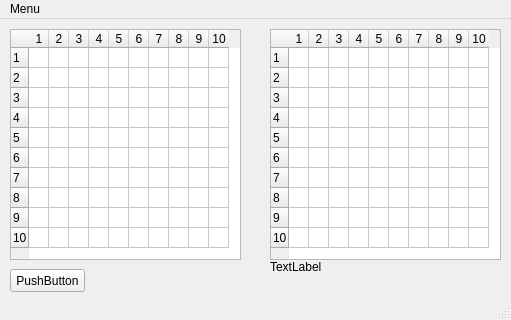
Old version of the form mainwindow.ui in the repository Sergio1C/Sea-game-qt-forms-.
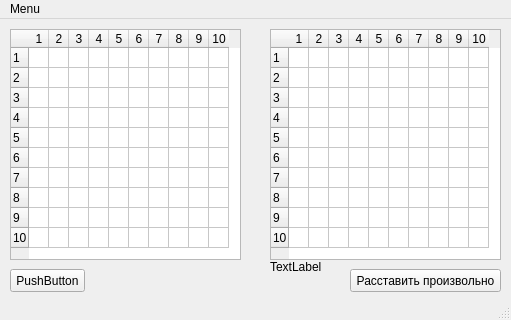
New version of the form.

Patch:
```diff
--- a/mainwindow.ui
+++ b/mainwindow.ui
@@ -293,6 +293,19 @@
      <string>PushButton</string>
     </property>
    </widget>
+   <widget class="QPushButton" name="pushButtonRight">
+    <property name="geometry">
+     <rect>
+      <x>350</x>
+      <y>250</y>
+      <width>151</width>
+      <height>23</height>
+     </rect>
+    </property>
+    <property name="text">
+     <string>Расставить произвольно</string>
+    </property>
+   </widget>
    <zorder>tableWidgetLeft</zorder>
    <zorder>tableWidgetRight</zorder>
    <zorder>labelRight</zorder>
```
Left out of the diff: 3 changed lines with no effect on the pictures.
